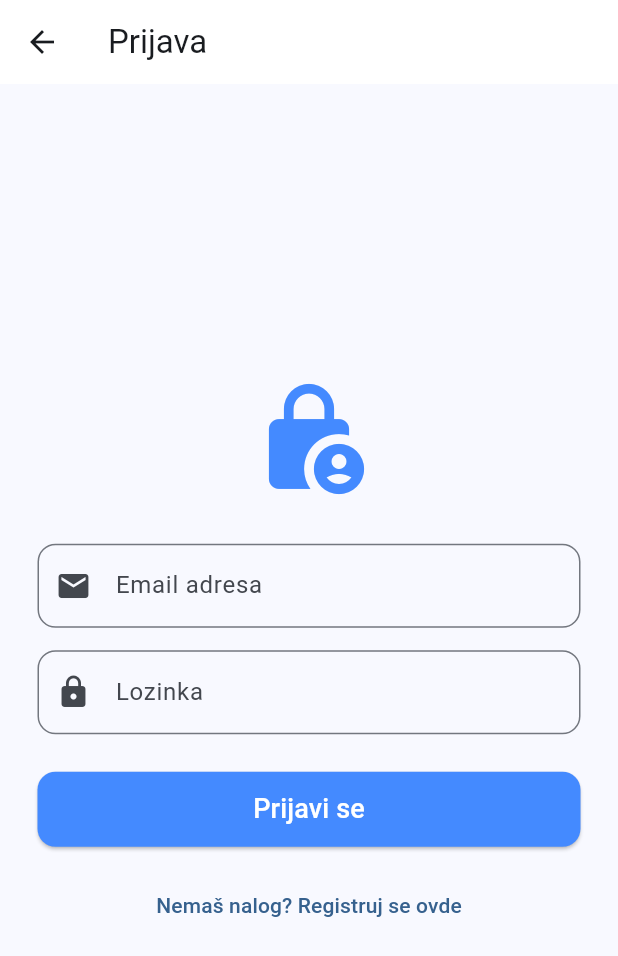
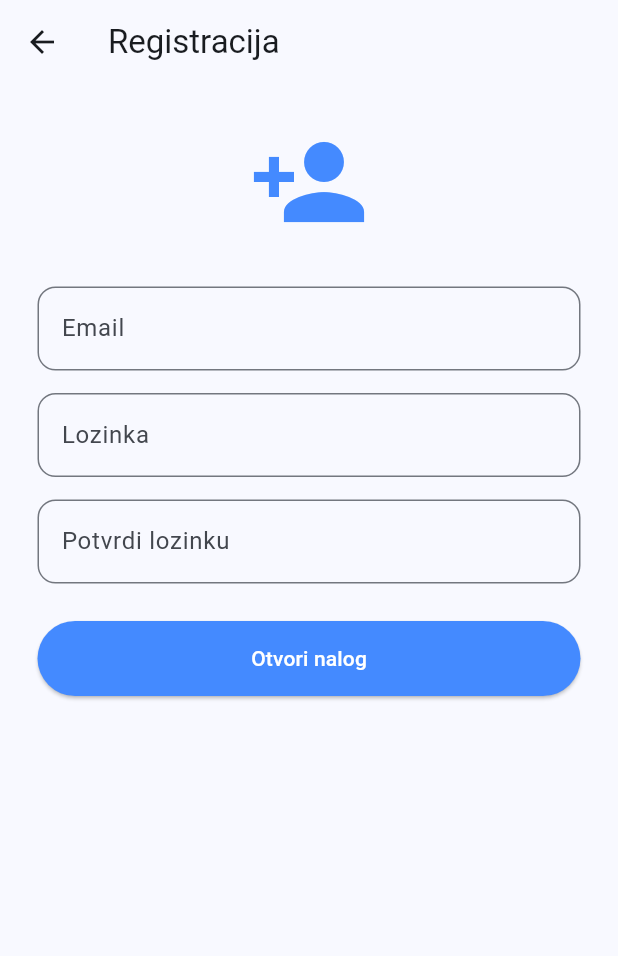
Before and after one commit to MajaBozalo/mit_projekat, a Flutter app: the PrijavaPage screen opened directly, after a tap on "Nemaš nalog? Registruj se ovde", on a phone screen of 412 x 824 dp. Shown: the top 956 px of the screen. Run offline on Flutter 3.47's test engine with Material 3 defaults, Android fonts, the phone set to English and light mode, and no system bars; our stand-ins replace cloud_firestore, firebase_auth, firebase_core; accounts and stored records are empty.

```diff
--- a/stanovi_app/lib/prijava.dart
+++ b/stanovi_app/lib/prijava.dart
@@ -1,5 +1,6 @@
 import 'package:flutter/material.dart';
 import 'package:firebase_auth/firebase_auth.dart';
+import 'registracija.dart';
 
 class PrijavaPage extends StatefulWidget {
   const PrijavaPage({super.key});
@@ -91,7 +92,10 @@ class _PrijavaPageState extends State<PrijavaPage> {
             // LINK ZA REGISTRACIJU
             TextButton(
               onPressed: () {
-                // Ovde ćemo kasnije dodati prelaz na registracija.dart
+               Navigator.push(
+                  context,
+                  MaterialPageRoute(builder: (context) => const RegistracijaPage()),
+                );
               },
               child: const Text("Nemaš nalog? Registruj se ovde"),
             ),
--- /dev/null
+++ b/stanovi_app/lib/registracija.dart
@@ -0,0 +1,78 @@
+import 'package:flutter/material.dart';
+import 'package:firebase_auth/firebase_auth.dart';
+
+class RegistracijaPage extends StatefulWidget {
+  const RegistracijaPage({super.key});
+
+  @override
+  State<RegistracijaPage> createState() => _RegistracijaPageState();
+}
+
+class _RegistracijaPageState extends State<RegistracijaPage> {
+  final _emailController = TextEditingController();
+  final _passwordController = TextEditingController();
+  final _confirmPasswordController = TextEditingController();
+
+  Future signUp() async {
+    if (_passwordController.text.trim() != _confirmPasswordController.text.trim()) {
+      ScaffoldMessenger.of(context).showSnackBar(
+        const SnackBar(content: Text("Lozinke se ne podudaraju!")),
+      );
+      return;
+    }
+
+    try {
+      await FirebaseAuth.instance.createUserWithEmailAndPassword(
+        email: _emailController.text.trim(),
+        password: _passwordController.text.trim(),
+      );
+      Navigator.pop(context); // Vraća na prijavu ili početnu nakon uspeha
+    } on FirebaseAuthException catch (e) {
+      ScaffoldMessenger.of(context).showSnackBar(
+        SnackBar(content: Text("Greška: ${e.message}"), backgroundColor: Colors.red),
+      );
+    }
+  }
+
+  @override
+  Widget build(BuildContext context) {
+    return Scaffold(
+      appBar: AppBar(title: const Text("Registracija"), elevation: 0),
+      body: SingleChildScrollView( // Dodato da tastatura ne zakloni polja
+        padding: const EdgeInsets.all(25.0),
+        child: Column(
+          children: [
+            const Icon(Icons.person_add, size: 80, color: Colors.blueAccent),
+            const SizedBox(height: 30),
+            TextField(
+              controller: _emailController,
+              decoration: InputDecoration(labelText: 'Email', border: OutlineInputBorder(borderRadius: BorderRadius.circular(12))),
+            ),
+            const SizedBox(height: 15),
+            TextField(
+              controller: _passwordController,
+              obscureText: true,
+              decoration: InputDecoration(labelText: 'Lozinka', border: OutlineInputBorder(borderRadius: BorderRadius.circular(12))),
+            ),
+            const SizedBox(height: 15),
+            TextField(
+              controller: _confirmPasswordController,
+              obscureText: true,
+              decoration: InputDecoration(labelText: 'Potvrdi lozinku', border: OutlineInputBorder(borderRadius: BorderRadius.circular(12))),
+            ),
+            const SizedBox(height: 25),
+            SizedBox(
+              width: double.infinity,
+              height: 50,
+              child: ElevatedButton(
+                onPressed: signUp,
+                style: ElevatedButton.styleFrom(backgroundColor: Colors.blueAccent),
+                child: const Text("Otvori nalog", style: TextStyle(color: Colors.white)),
+              ),
+            ),
+          ],
+        ),
+      ),
+    );
+  }
+}
```
Also changed, not shown: stanovi_app/lib/admin_page.dart (added, +66 -0 lines), stanovi_app/lib/gost.dart (+77 -109 lines), stanovi_app/lib/main.dart (+21 -1 lines).
